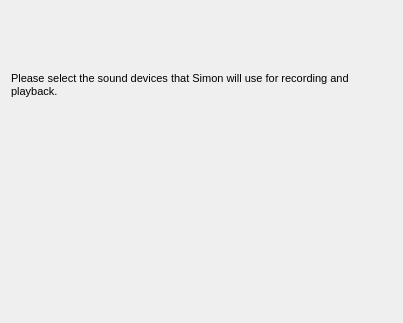
First picture: the form in simon/src/firstrunsoundconfig.ui, repository KDE/simon, before the edit.
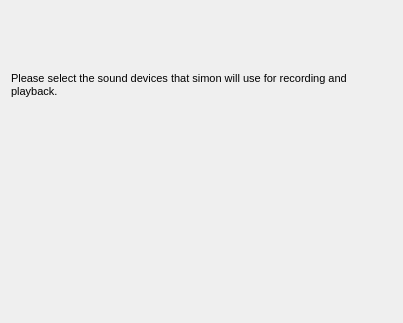
Second picture: the form after the edit. Custom widgets are drawn as their Qt base class.

Commit message: More Simon -> simon changes...

```diff
--- a/simon/src/firstrunsoundconfig.ui
+++ b/simon/src/firstrunsoundconfig.ui
@@ -21,7 +21,7 @@
 &lt;html&gt;&lt;head&gt;&lt;meta name=&quot;qrichtext&quot; content=&quot;1&quot; /&gt;&lt;style type=&quot;text/css&quot;&gt;
 p, li { white-space: pre-wrap; }
 &lt;/style&gt;&lt;/head&gt;&lt;body style=&quot; font-family:'DejaVu Sans'; font-size:9pt; font-weight:400; font-style:normal;&quot;&gt;
-&lt;p style=&quot; margin-top:12px; margin-bottom:12px; margin-left:0px; margin-right:0px; -qt-block-indent:0; text-indent:0px;&quot;&gt;&lt;span style=&quot; font-size:8pt;&quot;&gt;Please select the sound devices that Simon will use for recording and playback.&lt;/span&gt;&lt;/p&gt;&lt;/body&gt;&lt;/html&gt;</string>
+&lt;p style=&quot; margin-top:12px; margin-bottom:12px; margin-left:0px; margin-right:0px; -qt-block-indent:0; text-indent:0px;&quot;&gt;&lt;span style=&quot; font-size:8pt;&quot;&gt;Please select the sound devices that simon will use for recording and playback.&lt;/span&gt;&lt;/p&gt;&lt;/body&gt;&lt;/html&gt;</string>
      </property>
      <property name="wordWrap">
       <bool>true</bool>
```
The commit also changes 4 other files.
